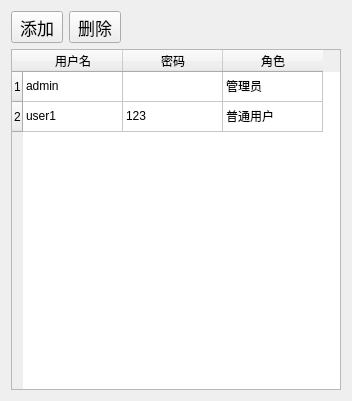
This is UserConfigDlg.ui in wanlong1215/test as Qt 5 draws it before an edit. The edited form follows.
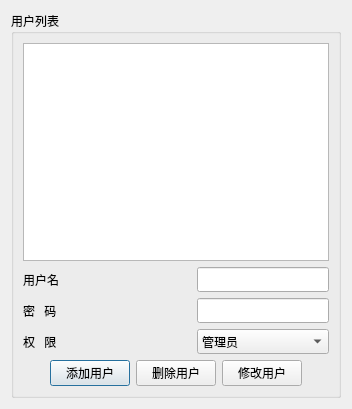
This is the edited form.

Commit message: 添加了用户管理界面，添加了管理账号root

```diff
--- a/UserConfigDlg.ui
+++ b/UserConfigDlg.ui
@@ -7,106 +7,137 @@
     <x>0</x>
     <y>0</y>
     <width>352</width>
-    <height>401</height>
+    <height>409</height>
    </rect>
   </property>
   <property name="windowTitle">
    <string/>
   </property>
-  <layout class="QVBoxLayout" name="verticalLayout">
-   <item>
     <layout class="QHBoxLayout" name="horizontalLayout">
      <item>
-      <widget class="QToolButton" name="toolButton">
+    <widget class="QGroupBox" name="groupBox">
        <property name="font">
         <font>
-         <pointsize>13</pointsize>
-        </font>
-       </property>
-       <property name="text">
-        <string>添加</string>
-       </property>
-      </widget>
-     </item>
+       <family>微软雅黑</family>
+      </font>
+     </property>
+     <property name="title">
+      <string>用户列表</string>
+     </property>
+     <layout class="QVBoxLayout" name="verticalLayout_2">
      <item>
-      <widget class="QToolButton" name="toolButton_2">
-       <property name="font">
-        <font>
-         <pointsize>13</pointsize>
-        </font>
-       </property>
-       <property name="text">
-        <string>删除</string>
-       </property>
-      </widget>
+       <widget class="QTableWidget" name="tableWidget"/>
      </item>
      <item>
-      <spacer name="horizontalSpacer">
-       <property name="orientation">
-        <enum>Qt::Horizontal</enum>
-       </property>
-       <property name="sizeHint" stdset="0">
-        <size>
-         <width>40</width>
-         <height>20</height>
-        </size>
-       </property>
-      </spacer>
-     </item>
-    </layout>
-   </item>
-   <item>
-    <widget class="QTableWidget" name="tableWidget">
-     <row>
-      <property name="text">
-       <string>1</string>
-      </property>
-     </row>
-     <row>
-      <property name="text">
-       <string>2</string>
-      </property>
-     </row>
-     <column>
-      <property name="text">
-       <string>用户名</string>
-      </property>
-     </column>
-     <column>
-      <property name="text">
-       <string>密码</string>
-      </property>
-     </column>
-     <column>
-      <property name="text">
-       <string>角色</string>
-      </property>
-     </column>
+       <layout class="QGridLayout" name="gridLayout">
      <item row="0" column="0">
+         <widget class="QLabel" name="userName">
       <property name="text">
-       <string>admin</string>
-      </property>
+           <string>用户名</string>
+          </property>
+         </widget>
+        </item>
+        <item row="0" column="1">
+         <spacer name="horizontalSpacer_4">
+          <property name="orientation">
+           <enum>Qt::Horizontal</enum>
+          </property>
+          <property name="sizeHint" stdset="0">
+           <size>
+            <width>40</width>
+            <height>20</height>
+           </size>
+          </property>
+         </spacer>
      </item>
      <item row="0" column="2">
-      <property name="text">
-       <string>管理员</string>
-      </property>
+         <widget class="QLineEdit" name="userNameEdit"/>
      </item>
      <item row="1" column="0">
+         <widget class="QLabel" name="password">
       <property name="text">
-       <string>user1</string>
-      </property>
-     </item>
-     <item row="1" column="1">
-      <property name="text">
-       <string>123</string>
-      </property>
+           <string>密   码</string>
+          </property>
+         </widget>
      </item>
      <item row="1" column="2">
+         <widget class="QLineEdit" name="passwordEdit"/>
+        </item>
+        <item row="2" column="2">
+         <widget class="QComboBox" name="m_pUserPreviewComboBox">
+          <item>
       <property name="text">
-       <string>普通用户</string>
-      </property>
-     </item>
+            <string>管理员</string>
+           </property>
+          </item>
+          <item>
+           <property name="text">
+            <string>操作员</string>
+           </property>
+          </item>
+         </widget>
+        </item>
+        <item row="2" column="0">
+         <widget class="QLabel" name="label">
+          <property name="text">
+           <string>权   限</string>
+          </property>
+         </widget>
+        </item>
+       </layout>
+      </item>
+      <item>
+       <layout class="QHBoxLayout" name="horizontalLayout_3">
+        <item>
+         <spacer name="horizontalSpacer_3">
+          <property name="orientation">
+           <enum>Qt::Horizontal</enum>
+          </property>
+          <property name="sizeHint" stdset="0">
+           <size>
+            <width>40</width>
+            <height>20</height>
+           </size>
+          </property>
+         </spacer>
+        </item>
+        <item>
+         <widget class="QPushButton" name="addBut">
+          <property name="text">
+           <string>添加用户</string>
+          </property>
+         </widget>
+        </item>
+        <item>
+         <widget class="QPushButton" name="removeBut">
+          <property name="text">
+           <string>删除用户</string>
+          </property>
+         </widget>
+        </item>
+        <item>
+         <widget class="QPushButton" name="m_pModifyBtn">
+          <property name="text">
+           <string>修改用户</string>
+          </property>
+         </widget>
+        </item>
+        <item>
+         <spacer name="horizontalSpacer_5">
+          <property name="orientation">
+           <enum>Qt::Horizontal</enum>
+          </property>
+          <property name="sizeHint" stdset="0">
+           <size>
+            <width>40</width>
+            <height>20</height>
+           </size>
+          </property>
+         </spacer>
+        </item>
+       </layout>
+      </item>
+     </layout>
     </widget>
    </item>
   </layout>
```
Left out of the diff: 2 changed lines with no effect on the pictures. Lines whose indentation alone changed are shown as unchanged. The commit also changes 6 other files.
